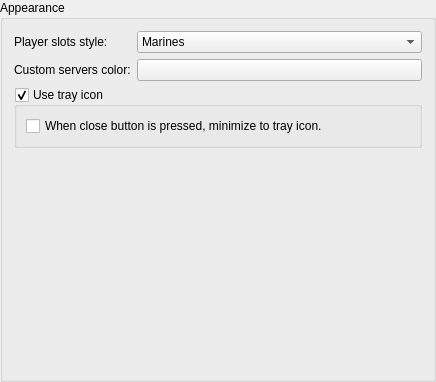
First picture: the form in src/gui/cfgAppearance.ui, repository Destroyerrrocket/doomseeker-unofficial, before the edit.
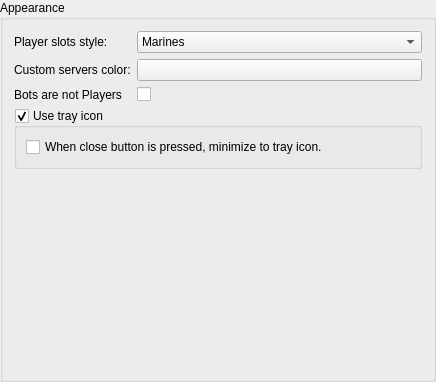
Second picture: the form after the edit.

```diff
--- a/src/gui/cfgAppearance.ui
+++ b/src/gui/cfgAppearance.ui
@@ -71,6 +71,20 @@
        </property>
       </widget>
      </item>
+     <item row="2" column="0">
+      <widget class="QLabel" name="label_2">
+       <property name="text">
+        <string>Bots are not Players</string>
+       </property>
+      </widget>
+     </item>
+     <item row="2" column="1">
+      <widget class="QCheckBox" name="cbBotsNotPlayers">
+       <property name="text">
+        <string/>
+       </property>
+      </widget>
+     </item>
     </layout>
    </item>
    <item>
```
